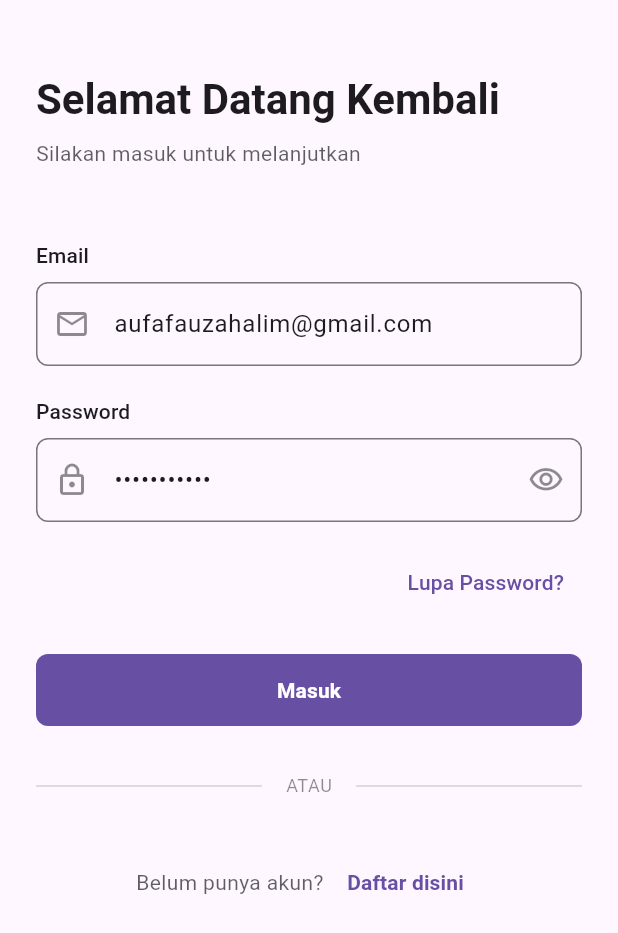
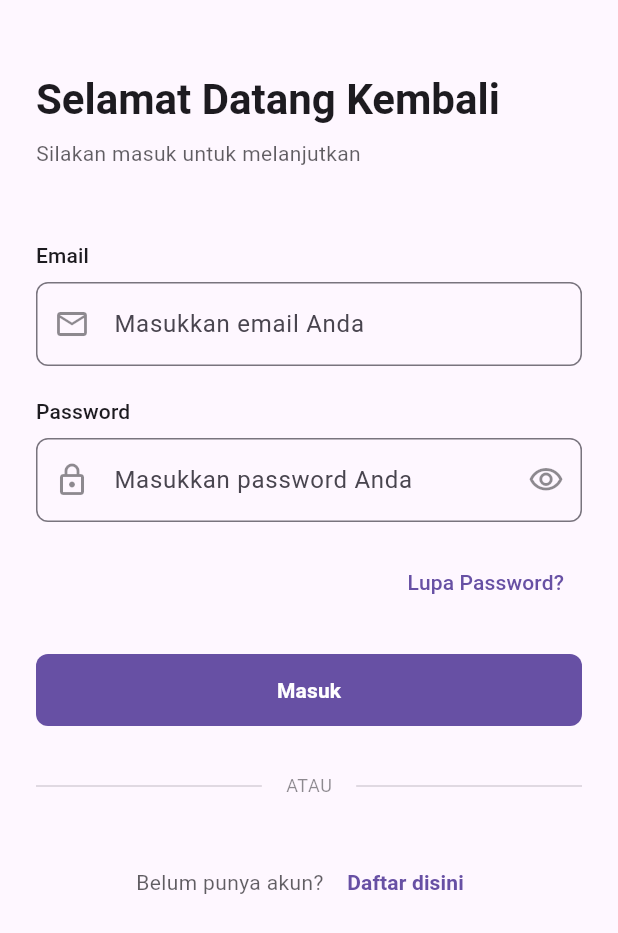
Before and after one commit to auufaaauza/tb_upa, a Flutter app: the screen it shows after launch, on a phone screen of 412 x 824 dp. Shown: the top 933 px of the screen. Run offline on Flutter 3.47's test engine with Material 3 defaults, Android fonts, the phone set to English and light mode, and no system bars; our stand-ins replace flutter_screenutil, image_picker, shared_preferences; accounts and stored records are empty.

Commit message:
update login

```diff
--- a/lib/src/views/login_screen.dart
+++ b/lib/src/views/login_screen.dart
@@ -12,10 +12,8 @@ class LoginScreen extends StatefulWidget {
 
 class _LoginScreenState extends State<LoginScreen> {
   final _formKey = GlobalKey<FormState>();
-  final _emailController = TextEditingController(
-    text: 'aufafauzahalim@gmail.com',
-  );
-  final _passwordController = TextEditingController(text: 'password123');
+  final _emailController = TextEditingController();
+  final _passwordController = TextEditingController();
 
   bool _isLoading = false;
   bool _obscurePassword = true;
```
